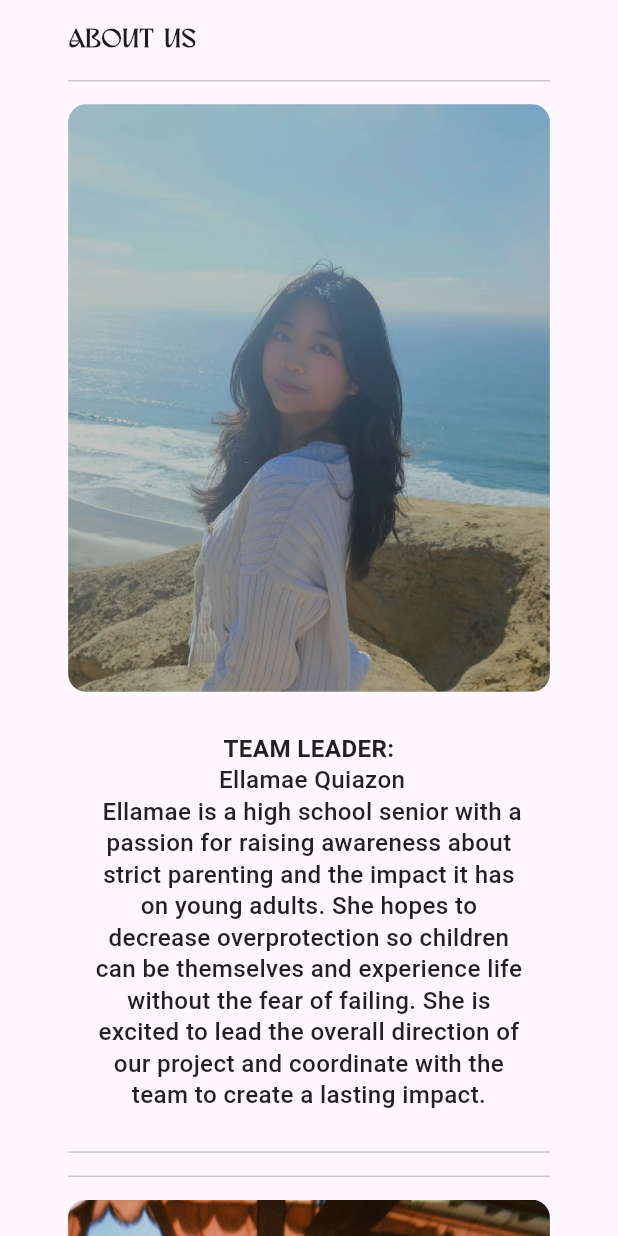
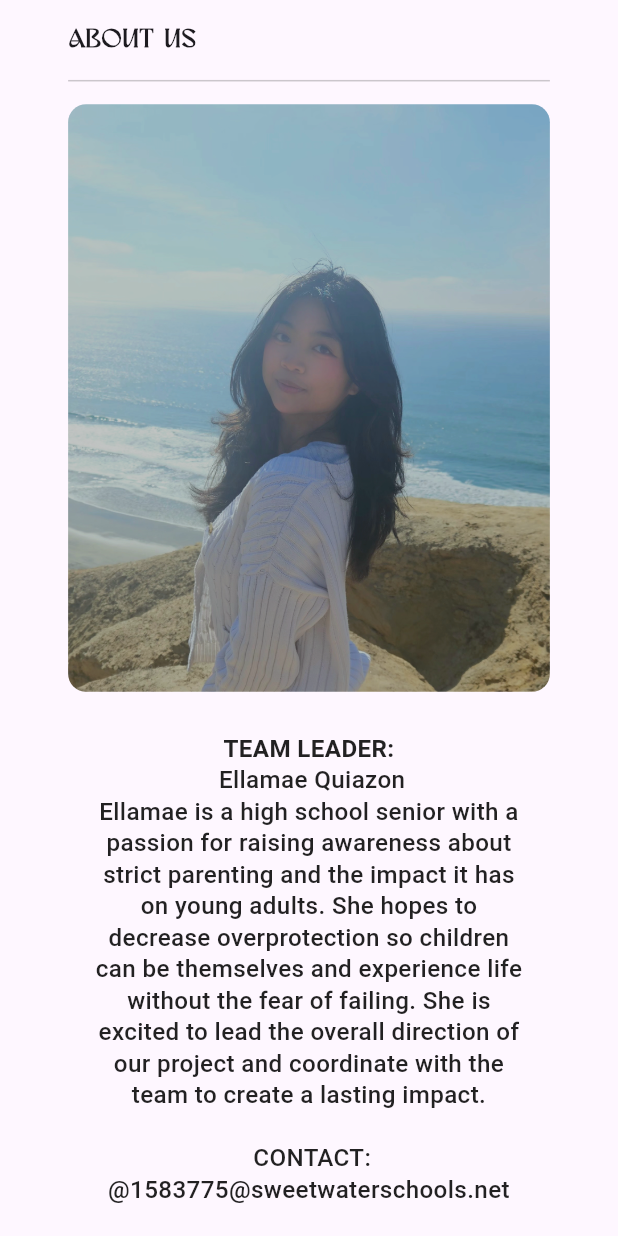
Before and after one commit to gwynethc33/cse_web, a Flutter app: the AboutContent widget shown alone on an empty page, opened directly, on a phone screen of 412 x 824 dp. Run offline on Flutter 3.47's test engine with Material 3 defaults, Android fonts, the phone set to English and light mode, and no system bars; our stand-ins replace carousel_slider, font_awesome_flutter.

Commit message:
added contact emails in about us page

```diff
--- a/lib/widgets/about_content/about_content.dart
+++ b/lib/widgets/about_content/about_content.dart
@@ -119,22 +119,22 @@ class AboutContent extends StatelessWidget {
             aboutPerson(
               imagePath: 'assets/images/lead.png',
               text:
-                  'TEAM LEADER:\n Ellamae Quiazon\n Ellamae is a high school senior with a passion for raising awareness about strict parenting and the impact it has on young adults. She hopes to decrease overprotection so children can be themselves and experience life without the fear of failing. She is excited to lead the overall direction of our project and coordinate with the team to create a lasting impact. ',
+                  'TEAM LEADER:\n Ellamae Quiazon\nEllamae is a high school senior with a passion for raising awareness about strict parenting and the impact it has on young adults. She hopes to decrease overprotection so children can be themselves and experience life without the fear of failing. She is excited to lead the overall direction of our project and coordinate with the team to create a lasting impact. \n\n CONTACT: @1583775@sweetwaterschools.net',
             ),
             aboutPerson(
               imagePath: 'assets/images/chief.png',
               text:
-                  'CHIEF EDITOR:\n Sienna Ortiz\n Sienna is a high school senior with passion for writing. She is excited to lead the content creation aspects of our project to create fun and influential videos to spread awareness to future generations. She wants to encourage them to start doing things they love without relying on social media.',
+                  'CHIEF EDITOR:\n Sienna Ortiz\n Sienna is a high school senior with passion for writing. She is excited to lead the content creation aspects of our project to create fun and influential videos to spread awareness to future generations. She wants to encourage them to start doing things they love without relying on social media. \n\nCONTACT: @1582845@sweetwaterschools.net',
             ),
             aboutPerson(
               imagePath: 'assets/images/techdirector.png',
               text:
-                  'TECHNICAL DIRECTOR:\n Gwyneth Chan\n Gwyneth is a high school senior and looking forward to bringing awareness to how much reality we miss by spending a significant amount of time on our phones. She wants to encourage everyone to participate in activities that reinforce bonds and friendships . She has experience in web development and design, and is excited to lead the technical aspects of our project to create an engaging website.',
+                  'TECHNICAL DIRECTOR:\n Gwyneth Chan\nGwyneth is a high school senior and looking forward to bringing awareness to how much reality we miss by spending a significant amount of time on our phones. She wants to encourage everyone to participate in activities that reinforce bonds and friendships . She has experience in web development and design, and is excited to lead the technical aspects of our project to create an engaging website.\n\n CONTACT: @1611905@sweetwaterschools.net',
             ),
             aboutPerson(
               imagePath: 'assets/images/outreach.png',
               text:
-                  'OUTREACH DIRECTOR:\n Luna Takabayashi\n Luna is a high school senior with a passion to recognize the loss of valuable experiences due to social media/technology, and how big a voice the younger generations have to change the world. She is excited to lead the outreach efforts of our project to connect with our audience and share our message.',
+                  'OUTREACH DIRECTOR:\n Luna Takabayashi\nLuna is a high school senior with a passion to recognize the loss of valuable experiences due to social media/technology, and how big a voice the younger generations have to change the world. She is excited to lead the outreach efforts of our project to connect with our audience and share our message.\n\n CONTACT: @1613387@sweetwaterschools.net',
             ),
             SizedBox(height: aboutGap),
           ],
```
